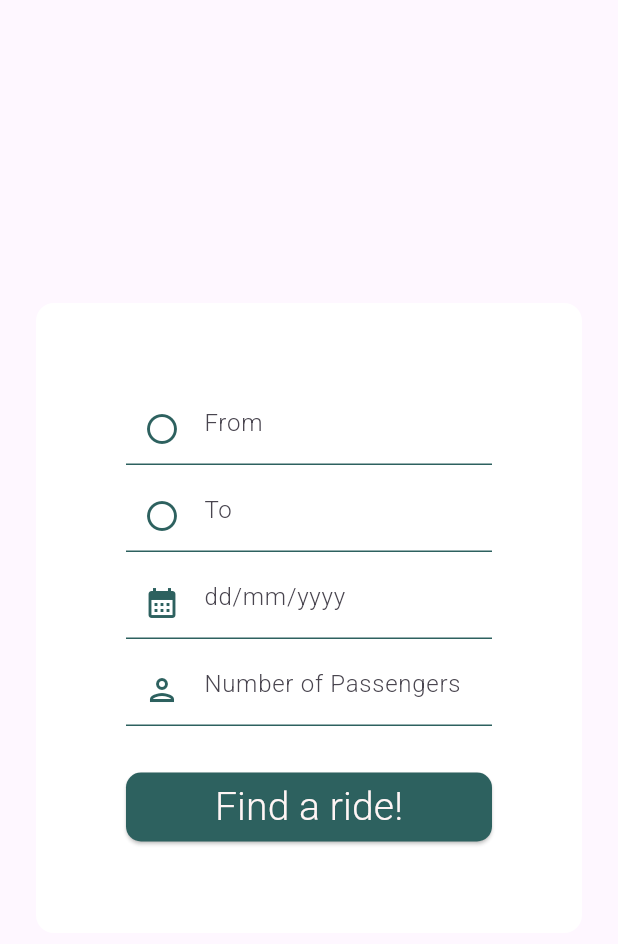
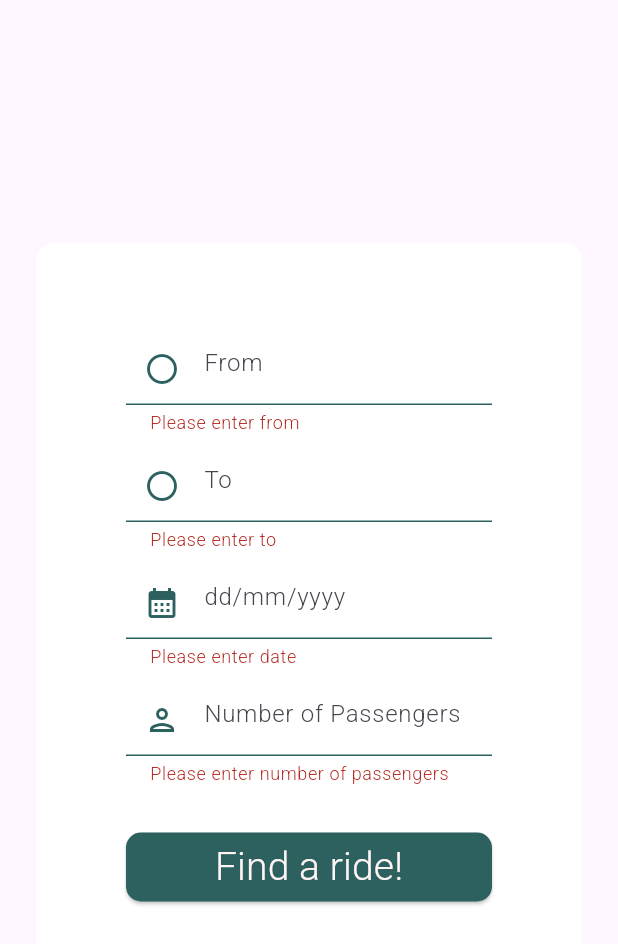
Before and after one commit to karmihkr/Sayohat, a Flutter app: the FindRideScreen widget shown alone on an empty page, opened directly, after a tap on "Find a ride!", on a phone screen of 412 x 824 dp. Shown: the top 944 px of the screen. Run offline on Flutter 3.47's test engine with Material 3 defaults, Android fonts, the phone set to English and light mode, and no system bars; missing offline and left inert: pattern_formatter.

```diff
--- /dev/null
+++ b/frontend/lib/screens/tabs-main-screens/find-ride-screens/find_data.dart
@@ -0,0 +1,22 @@
+class DataSearch {
+  String? from;
+  String? to;
+  String? date;
+  String? passengers;
+
+  DataSearch.empty() {
+    from = '';
+    to = '';
+    date = '';
+    passengers = '';
+  }
+
+  DataSearch(String? from, String? to, String? date, String? passengers) {
+    this.from;
+    this.to;
+    this.date;
+    this.passengers;
+  }
+}
+
+DataSearch userSearch = DataSearch.empty();
--- a/frontend/lib/screens/tabs-main-screens/find-ride-screens/find_ride_screen.dart
+++ b/frontend/lib/screens/tabs-main-screens/find-ride-screens/find_ride_screen.dart
@@ -1,11 +1,71 @@
 import 'package:flutter/material.dart';
 import 'package:sayohat/theme/app_colors.dart';
 import 'package:pattern_formatter/pattern_formatter.dart';
+import 'package:sayohat/screens/tabs-main-screens/find-ride-screens/find_data.dart';
 
-class FindRideScreen extends StatelessWidget {
+class FindRideScreen extends StatefulWidget {
   final Function(bool) onShowSearchList;
 
   const FindRideScreen({super.key, required this.onShowSearchList});
+
+  @override
+  State<FindRideScreen> createState() => _FindRideScreenState();
+}
+
+class _FindRideScreenState extends State<FindRideScreen> {
+  final _formKey = GlobalKey<FormState>();
+  final _fromController = TextEditingController();
+  final _toController = TextEditingController();
+  final _dateController = TextEditingController();
+  final _passengersController = TextEditingController();
+
+  void _handleFindRide() {
+    if (!_formKey.currentState!.validate()) {
+      return;
+    }
+
+    userSearch = DataSearch(
+      _fromController.text,
+      _toController.text,
+      _dateController.text,
+      _passengersController.text,
+    );
+    widget.onShowSearchList(true);
+  }
+
+  String? _validateRequired(String? value, String fieldName) {
+    if (value == null || value.isEmpty) {
+      return 'Please enter $fieldName';
+    }
+    return null;
+  }
+
+  String? _validateDate(String? value) {
+    if (value == null || value.isEmpty) {
+      return 'Please enter date';
+    }
+    // Добавьте дополнительную проверку формата даты при необходимости
+    return null;
+  }
+
+  String? _validatePassengers(String? value) {
+    if (value == null || value.isEmpty) {
+      return 'Please enter number of passengers';
+    }
+    if (int.tryParse(value) == null) {
+      return 'Please enter a valid number';
+    }
+    return null;
+  }
+
+  @override
+  void dispose() {
+    _fromController.dispose();
+    _toController.dispose();
+    _dateController.dispose();
+    _passengersController.dispose();
+    super.dispose();
+  }
 
   @override
   Widget build(BuildContext context) {
@@ -17,23 +77,31 @@ class FindRideScreen extends StatelessWidget {
           color: Color.fromRGBO(255, 255, 255, 1),
           borderRadius: BorderRadius.circular(12),
         ),
+        child: Form(
+          key: _formKey,
           child: Column(
             mainAxisSize: MainAxisSize.min,
             children: [
-            _FromField(),
+              _FromField(
+                controller: _fromController,
+                validator: (value) => _validateRequired(value, 'from'),
+              ),
               SizedBox(height: 10),
-            _ToField(),
+              _ToField(
+                controller: _toController,
+                validator: (value) => _validateRequired(value, 'to'),
+              ),
               SizedBox(height: 10),
-            _DateField(),
+              _DateField(controller: _dateController, validator: _validateDate),
               SizedBox(height: 10),
-            _PassengerNumberField(),
+              _PassengerNumberField(
+                controller: _passengersController,
+                validator: _validatePassengers,
+              ),
               SizedBox(height: 30),
-            _FindRideButton(
-              onPressed: () {
-                onShowSearchList(true);
-              },
+              _FindRideButton(onPressed: _handleFindRide),
+            ],
           ),
-          ],
         ),
       ),
     );
@@ -41,9 +109,16 @@ class FindRideScreen extends StatelessWidget {
 }
 
 class _FromField extends StatelessWidget {
+  final TextEditingController controller;
+  final FormFieldValidator<String>? validator;
+
+  const _FromField({required this.controller, this.validator});
+
   @override
   Widget build(BuildContext context) {
-    return TextField(
+    return TextFormField(
+      controller: controller,
+      validator: validator,
       decoration: InputDecoration(
         prefixIcon: Icon(Icons.circle_outlined, color: AppColors.primaryGreen),
         focusedBorder: UnderlineInputBorder(
@@ -71,9 +146,16 @@ class _FromField extends StatelessWidget {
 }
 
 class _ToField extends StatelessWidget {
+  final TextEditingController controller;
+  final FormFieldValidator<String>? validator;
+
+  const _ToField({required this.controller, this.validator});
+
   @override
   Widget build(BuildContext context) {
-    return TextField(
+    return TextFormField(
+      controller: controller,
+      validator: validator,
       decoration: InputDecoration(
         prefixIcon: Icon(Icons.circle_outlined, color: AppColors.primaryGreen),
         focusedBorder: UnderlineInputBorder(
@@ -101,9 +183,16 @@ class _ToField extends StatelessWidget {
 }
 
 class _DateField extends StatelessWidget {
+  final TextEditingController controller;
+  final FormFieldValidator<String>? validator;
+
+  const _DateField({required this.controller, this.validator});
+
   @override
   Widget build(BuildContext context) {
-    return TextField(
+    return TextFormField(
+      controller: controller,
+      validator: validator,
       inputFormatters: [DateInputFormatter()],
       decoration: InputDecoration(
         prefixIcon: Icon(Icons.calendar_month, color: AppColors.primaryGreen),
@@ -132,9 +221,16 @@ class _DateField extends StatelessWidget {
 }
 
 class _PassengerNumberField extends StatelessWidget {
+  final TextEditingController controller;
+  final FormFieldValidator<String>? validator;
+
+  const _PassengerNumberField({required this.controller, this.validator});
+
   @override
   Widget build(BuildContext context) {
-    return TextField(
+    return TextFormField(
+      controller: controller,
+      validator: validator,
       keyboardType: TextInputType.number,
       decoration: InputDecoration(
         prefixIcon: Icon(Icons.person_outlined, color: AppColors.primaryGreen),
--- a/frontend/lib/screens/tabs-main-screens/welcome_screen.dart
+++ b/frontend/lib/screens/tabs-main-screens/welcome_screen.dart
@@ -77,14 +77,14 @@ class _WelcomeScreenState extends State<WelcomeScreen> {
           ),
           BottomNavigationBarItem(
             icon: Icon(Icons.list_rounded, color: AppColors.primaryGreen),
-            label: 'List',
+            label: 'Your rides',
           ),
           BottomNavigationBarItem(
             icon: Icon(Icons.person_outline, color: AppColors.primaryGreen),
             label: 'Profile',
           ),
         ],
-        showUnselectedLabels: true,
+        showUnselectedLabels: false,
         backgroundColor: AppColors.backgroundBeige,
         selectedItemColor: AppColors.primaryGreen,
         unselectedItemColor: AppColors.primaryGreen,
```
Also changed, not shown: frontend/lib/screens/tabs-main-screens/find-ride-screens/list_search_screen.dart (+12 -1 lines), frontend/lib/screens/tabs-main-screens/find-ride-screens/ride_details_screen.dart (added, +144 -0 lines). Lines whose indentation alone changed are shown as unchanged.
